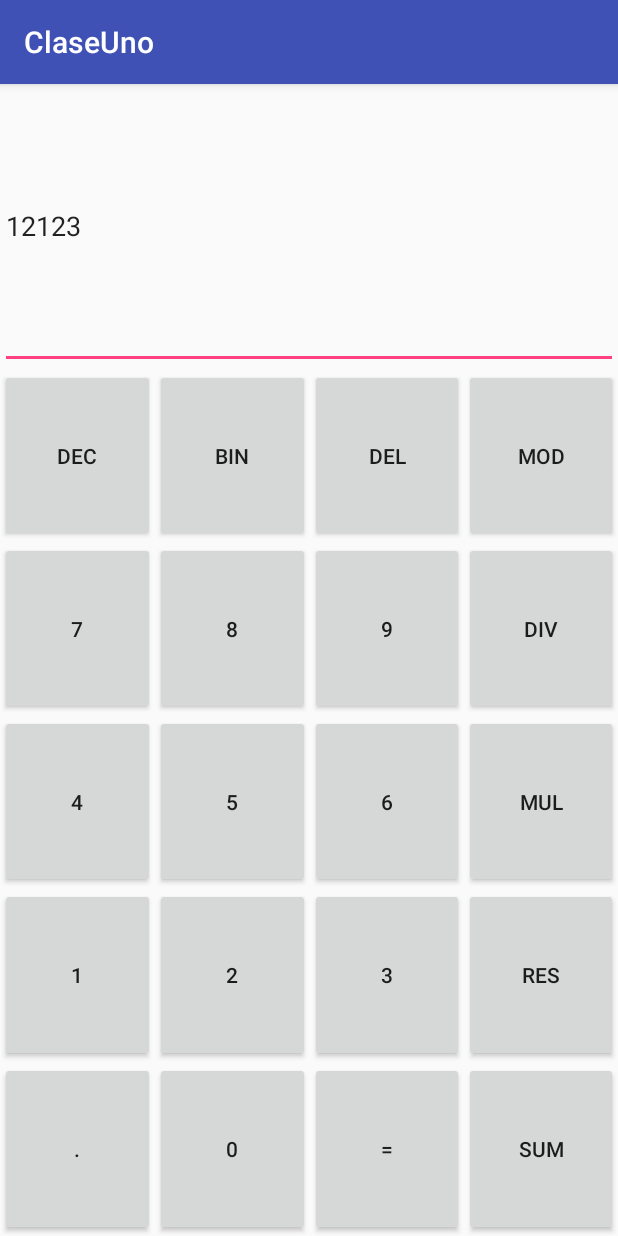
After one commit to damiantapianava/unam, an Android app: the CalculatorActivity screen opened directly, with no data from a screen before it, on a phone screen of 412 x 824 dp. The commit adds this screen. Run offline under Robolectric (Android 15) with nearby library versions, the phone set to English and light mode, and no system bars.

Commit message:
Calculadora Operaciones con 3 operadores

```diff
--- a/app/src/main/AndroidManifest.xml
+++ b/app/src/main/AndroidManifest.xml
@@ -18,6 +18,8 @@
 
         <activity android:name=".DetailsActivity" />
         <activity android:name=".ItemDetailActivity" />
+        <activity android:name=".CalculatorActivity" />
+
     </application>
 
 </manifest>
--- /dev/null
+++ b/app/src/main/java/mx/unam/login/CalculatorActivityDMO.java
@@ -0,0 +1,168 @@
+package mx.unam.login;
+
+import android.support.v7.app.AppCompatActivity;
+import android.view.View;
+import android.widget.TextView;
+
+import java.util.ArrayList;
+import java.util.List;
+
+public abstract class CalculatorActivityDMO extends AppCompatActivity implements View.OnClickListener
+{
+    protected TextView txt_display_CALC;
+
+    protected String number_TOKEN;
+
+    protected List<String> calculator_TOKEN;
+
+    protected boolean operator_ENABLED;
+
+    protected void init_button_CALC()
+    {
+        findViewById(R.id.btn_dec_CALC).setOnClickListener(this);
+        findViewById(R.id.btn_bin_CALC).setOnClickListener(this);
+        findViewById(R.id.btn_delete_CALC).setOnClickListener(this);
+        findViewById(R.id.btn_modulo_CALC).setOnClickListener(this);
+        findViewById(R.id.btn_siete_CALC).setOnClickListener(this);
+        findViewById(R.id.btn_ocho_CALC).setOnClickListener(this);
+        findViewById(R.id.btn_nueve_CALC).setOnClickListener(this);
+        findViewById(R.id.btn_div_CALC).setOnClickListener(this);
+        findViewById(R.id.btn_cuatro_CALC).setOnClickListener(this);
+        findViewById(R.id.btn_cinco_CALC).setOnClickListener(this);
+        findViewById(R.id.btn_seis_CALC).setOnClickListener(this);
+        findViewById(R.id.btn_mul_CALC).setOnClickListener(this);
+        findViewById(R.id.btn_uno_CALC).setOnClickListener(this);
+        findViewById(R.id.btn_dos_CALC).setOnClickListener(this);
+        findViewById(R.id.btn_tres_CALC).setOnClickListener(this);
+        findViewById(R.id.btn_resta_CALC).setOnClickListener(this);
+        findViewById(R.id.btn_punto_CALC).setOnClickListener(this);
+        findViewById(R.id.btn_cero_CALC).setOnClickListener(this);
+        findViewById(R.id.btn_igual_CALC).setOnClickListener(this);
+        findViewById(R.id.btn_suma_CALC).setOnClickListener(this);
+    }
+
+    protected void delete()
+    {
+        int end = number_TOKEN.length();
+
+        if(end > 0)
+        {
+            number_TOKEN = number_TOKEN.substring(0, end-1);
+        }
+
+        txt_display_CALC.setText(number_TOKEN);
+    }
+
+    protected void init_display_TOKEN(int btn_value_CALC)
+    {
+        number_TOKEN +=  btn_value_CALC + "";
+
+        calculator_TOKEN.add(btn_value_CALC + "");
+
+        txt_display_CALC.setText(number_TOKEN);
+
+        operator_ENABLED = true;
+    }
+
+    protected void init_operator(String operator)
+    {
+        if(operator_ENABLED)
+        {
+            calculator_TOKEN.add(operator);
+
+            number_TOKEN += operator;
+
+            txt_display_CALC.setText(number_TOKEN);
+
+            operator_ENABLED = !operator_ENABLED;
+        }
+    }
+
+    protected void init_calculator_TOKEN()
+    {
+        Integer result = 0;
+
+        String left, operator, right;
+        Integer number_left, number_right;
+
+            left = calculator_TOKEN.get(0);
+        operator = calculator_TOKEN.get(1);
+           right = calculator_TOKEN.get(2);
+
+         number_left = Integer.parseInt(left);
+        number_right = Integer.parseInt(right);
+
+        if (operator.equals("SUM")) {
+
+            result = number_left + number_right;
+
+        } else if (operator.equals("RES")) {
+
+            result = number_left - number_right;
+
+        } else if (operator.equals("MUL")) {
+
+            result = number_left * number_right;
+
+        } else if (operator.equals("DIV")) {
+
+            result = number_left / number_right;
+
+        } else if (operator.equals("MOD")) {
+
+            result = number_left % number_right;
+
+        }
+
+        number_TOKEN = result + "";
+
+        txt_display_CALC.setText(number_TOKEN);
+
+        calculator_TOKEN = new ArrayList<>();
+        calculator_TOKEN.add(number_TOKEN);
+
+        operator_ENABLED = true;
+
+    }
+
+    private void procces_list()
+    {
+        /*
+        for(int index = 3; index < calculator_TOKEN.size(); index++)
+        {
+            token = calculator_TOKEN.get(index);
+
+            number = Integer.parseInt(token);
+
+            if(operator_ENABLED)
+            {
+                if (token.equals("SUM")) {
+
+                    result += number;
+
+                } else if (token.equals("RES")) {
+
+                    result -= number;
+
+                } else if (token.equals("MUL")) {
+
+                    result *= number;
+
+                } else if (token.equals("DIV")) {
+
+                    result += number;
+
+                } else if (token.equals("MOD")) {
+
+                    result %= number;
+
+                }
+
+                operator_ENABLED = !operator_ENABLED;
+            }
+
+            operator_ENABLED = !operator_ENABLED;
+        }
+*/
+    }
+}
--- a/app/src/main/java/mx/unam/login/LoginActivity.java
+++ b/app/src/main/java/mx/unam/login/LoginActivity.java
@@ -1,5 +1,6 @@
 package mx.unam.login;
 
+import android.content.Intent;
 import android.os.Bundle;
 import android.os.Handler;
 import android.view.View;
@@ -20,6 +21,7 @@ public class LoginActivity extends LoginActivityDMO implements View.OnClickListe
         loading = findViewById(R.id.progress);
 
         findViewById(R.id.btn_login).setOnClickListener(this);
+        findViewById(R.id.btn_init_calculator).setOnClickListener(this);
     }
 
     @Override
@@ -31,6 +33,9 @@ public class LoginActivity extends LoginActivityDMO implements View.OnClickListe
         {
             case R.id.btn_login:
                 processData();
+                break;
+            case R.id.btn_init_calculator:
+                startActivity(new Intent(context, CalculatorActivity.class));
                 break;
         }
     }
--- /dev/null
+++ b/app/src/main/res/layout/activity_calculator.xml
@@ -0,0 +1,192 @@
+<?xml version="1.0" encoding="utf-8"?>
+<LinearLayout
+    xmlns:android="http://schemas.android.com/apk/res/android"
+    android:orientation="vertical"
+    android:layout_width="match_parent"
+    android:layout_height="match_parent">
+
+    <LinearLayout
+        android:layout_weight="0.3"
+        android:orientation="horizontal"
+        android:layout_width="match_parent"
+        android:layout_height="wrap_content">
+        <EditText
+            android:text="12123"
+            android:id="@+id/txt_display_CALC"
+            android:layout_width="match_parent"
+            android:layout_height="match_parent" />
+    </LinearLayout>
+
+    <LinearLayout
+        android:layout_weight="0.7"
+        android:orientation="vertical"
+        android:layout_width="match_parent"
+        android:layout_height="wrap_content">
+
+        <LinearLayout
+            android:layout_weight="1"
+            android:orientation="horizontal"
+            android:layout_width="match_parent"
+            android:layout_height="wrap_content">
+            <Button
+                android:id="@+id/btn_dec_CALC"
+                android:layout_weight="1"
+                android:layout_width="match_parent"
+                android:layout_height="match_parent"
+                android:text="DEC"/>
+
+            <Button
+                android:id="@+id/btn_bin_CALC"
+                android:layout_weight="1"
+                android:layout_width="match_parent"
+                android:layout_height="match_parent"
+                android:text="BIN"/>
+
+            <Button
+                android:id="@+id/btn_delete_CALC"
+                android:layout_weight="1"
+                android:layout_width="match_parent"
+                android:layout_height="match_parent"
+                android:text="DEL"/>
+
+            <Button
+                android:id="@+id/btn_modulo_CALC"
+                android:layout_weight="1"
+                android:layout_width="match_parent"
+                android:layout_height="match_parent"
+                android:text="MOD"/>
+        </LinearLayout>
+
+        <LinearLayout
+            android:layout_weight="1"
+            android:orientation="horizontal"
+            android:layout_width="match_parent"
+            android:layout_height="wrap_content">
+
+            <Button
+                android:id="@+id/btn_siete_CALC"
+                android:layout_weight="1"
+                android:layout_width="match_parent"
+                android:layout_height="match_parent"
+                android:text="7"/>
+
+            <Button
+                android:id="@+id/btn_ocho_CALC"
+                android:layout_weight="1"
+                android:layout_width="match_parent"
+                android:layout_height="match_parent"
+                android:text="8"/>
+            <Button
+                android:id="@+id/btn_nueve_CALC"
+                android:layout_weight="1"
+                android:layout_width="match_parent"
+                android:layout_height="match_parent"
+                android:text="9"/>
+            <Button
+                android:id="@+id/btn_div_CALC"
+                android:layout_weight="1"
+                android:layout_width="match_parent"
+                android:layout_height="match_parent"
+                android:text="DIV"/>
+        </LinearLayout>
+
+        <LinearLayout
+            android:layout_weight="1"
+            android:orientation="horizontal"
+            android:layout_width="match_parent"
+            android:layout_height="wrap_content">
+
+            <Button
+                android:layout_weight="1"
+                android:id="@+id/btn_cuatro_CALC"
+                android:layout_width="match_parent"
+                android:layout_height="match_parent"
+                android:text="4"/>
+
+            <Button
+                android:layout_weight="1"
+                android:id="@+id/btn_cinco_CALC"
+                android:layout_width="match_parent"
+                android:layout_height="match_parent"
+                android:text="5"/>
+            <Button
+                android:layout_weight="1"
+                android:id="@+id/btn_seis_CALC"
+                android:layout_width="match_parent"
+                android:layout_height="match_parent"
+                android:text="6"/>
+            <Button
+                android:layout_weight="1"
+                android:id="@+id/btn_mul_CALC"
+                android:layout_width="match_parent"
+                android:layout_height="match_parent"
+                android:text="MUL"/>
+        </LinearLayout>
+
+        <LinearLayout
+            android:layout_weight="1"
+            android:orientation="horizontal"
+            android:layout_width="match_parent"
+            android:layout_height="wrap_content">
+
+            <Button
+                android:layout_weight="1"
+                android:id="@+id/btn_uno_CALC"
+                android:layout_width="match_parent"
+                android:layout_height="match_parent"
+                android:text="1"/>
+
+            <Button
+                android:layout_weight="1"
+                android:id="@+id/btn_dos_CALC"
+                android:layout_width="match_parent"
+                android:layout_height="match_parent"
+                android:text="2"/>
+            <Button
+                android:layout_weight="1"
+                android:id="@+id/btn_tres_CALC"
+                android:layout_width="match_parent"
+                android:layout_height="match_parent"
+                android:text="3"/>
+            <Button
+                android:layout_weight="1"
+                android:id="@+id/btn_resta_CALC"
+                android:layout_width="match_parent"
+                android:layout_height="match_parent"
+                android:text="RES"/>
+        </LinearLayout>
+
+        <LinearLayout
+            android:layout_weight="1"
+            android:orientation="horizontal"
+            android:layout_width="match_parent"
+            android:layout_height="wrap_content">
+
+            <Button
+                android:layout_weight="1"
+                android:id="@+id/btn_punto_CALC"
+                android:layout_width="match_parent"
+                android:layout_height="match_parent"
+                android:text="."/>
+
+            <Button
+                android:layout_weight="1"
+                android:id="@+id/btn_cero_CALC"
+                android:layout_width="match_parent"
+                android:layout_height="match_parent"
+                android:text="0"/>
+            <Button
+                android:layout_weight="1"
+                android:id="@+id/btn_igual_CALC"
+                android:layout_width="match_parent"
+                android:layout_height="match_parent"
+                android:text="="/>
+            <Button
+                android:layout_weight="1"
+                android:id="@+id/btn_suma_CALC"
+                android:layout_width="match_parent"
+                android:layout_height="match_parent"
+                android:text="SUM"/>
+        </LinearLayout>
+    </LinearLayout>
+</LinearLayout>
--- a/app/src/main/res/values/strings.xml
+++ b/app/src/main/res/values/strings.xml
@@ -1,5 +1,6 @@
 <resources>
     <string name="app_name">ClaseUno</string>
     <string name="username_text">User</string>
+    <string name="calculator">CALCULATOR</string>
     <string name="hello" formatted = "false">hello %s welcome</string>
 </resources>
```
Also changed, not shown: app/src/main/java/mx/unam/login/CalculatorActivity.java (added, +92 -0 lines), app/src/main/res/layout/activity_login.xml (+13 -5 lines), 1 other file.
